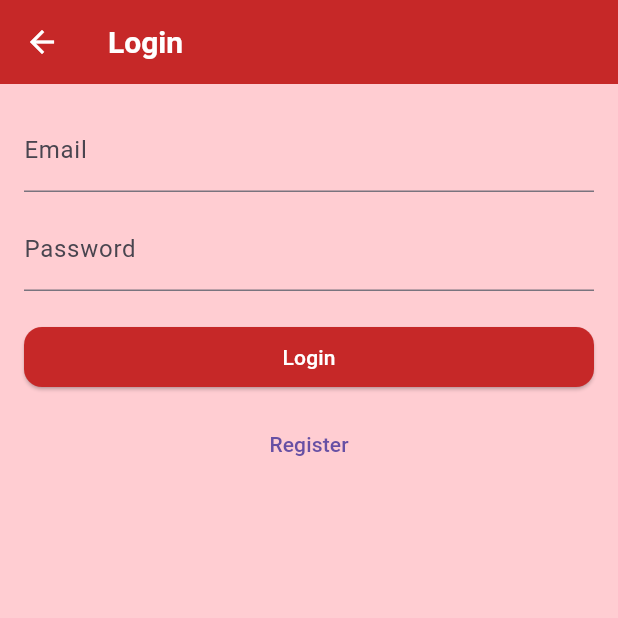
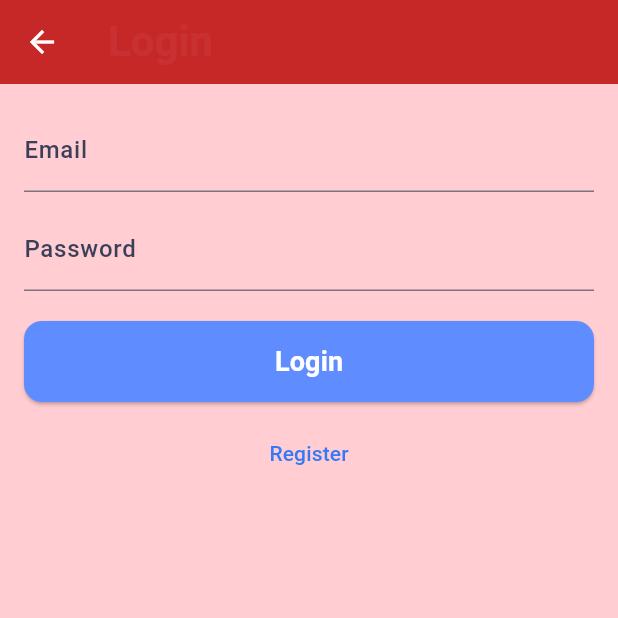
Before and after one commit to danakhairallah/DIY-Project, a Flutter app: the LoginPage screen opened by its route, on a phone screen of 412 x 824 dp, the top half of it. Run offline on Flutter 3.47's test engine with Material 3 defaults, Android fonts, the light colour scheme and no system bars; our stand-ins replace image_picker.

Commit message:
Update login_page.dart

```diff
--- a/lib/screens/login_page.dart
+++ b/lib/screens/login_page.dart
@@ -26,10 +26,10 @@ class _LoginPageState extends State<LoginPage> {
   @override
   Widget build(BuildContext context) {
     final loc = AppLocalizations.of(context)!;
-    final isRtl = Directionality.of(context) == TextDirection.rtl;
+    //final isRtl = Directionality.of(context) == TextDirection.rtl;
 
     return Scaffold(
-      appBar: AppBar(title: Text(loc.translate("login"))),
+      appBar: AppBar(title: Text(loc.translate("login"),style: TextStyle(fontSize: 28,fontWeight: FontWeight.bold,color: Color(0xFF1B1C3),),),),
       body: Padding(
         padding: const EdgeInsets.all(16.0),
         child: Form(
@@ -38,14 +38,16 @@ class _LoginPageState extends State<LoginPage> {
             children: [
               TextFormField(
                 controller: _emailController,
-                decoration: InputDecoration(labelText: loc.translate("email")),
+                decoration: InputDecoration(labelText: loc.translate("email"),
+                labelStyle: TextStyle(fontSize: 16,fontWeight: FontWeight.w500,color: Color(0xFF3C3F58))),
                 validator: (value) =>
                 value!.isEmpty ? loc.translate("required_field") : null,
               ),
               const SizedBox(height: 10),
               TextFormField(
                 controller: _passwordController,
-                decoration: InputDecoration(labelText: loc.translate("password")),
+                decoration: InputDecoration(labelText: loc.translate("password"),
+                    labelStyle: TextStyle(fontSize: 16,fontWeight: FontWeight.w500,color: Color(0xFF3C3F58)),),
                 obscureText: true,
                 validator: (value) =>
                 value!.length < 6 ? loc.translate("password_too_short") : null,
@@ -53,14 +55,28 @@ class _LoginPageState extends State<LoginPage> {
               const SizedBox(height: 20),
               ElevatedButton(
                 onPressed: _submit,
-                child: Text(loc.translate("login")),
+                style: ElevatedButton.styleFrom(
+                  backgroundColor: Color(0xFF5F8DFF),
+                  shape: RoundedRectangleBorder(
+                    borderRadius: BorderRadius.circular(12),
+                  ),
+                  padding: EdgeInsets.symmetric(vertical: 14),
+                ),
+                child: Text(loc.translate("login"),style: TextStyle(fontSize: 18,fontWeight: FontWeight.bold,color: Colors.white),),
+
               ),
               const SizedBox(height: 10),
               TextButton(
                 onPressed: () {
                   Navigator.pushNamed(context, '/register');
+
                 },
-                child: Text(loc.translate("register")),
+                style: TextButton.styleFrom(
+                  side: BorderSide.none,
+                  foregroundColor: Colors.blue,
+                ),
+                child: Text(loc.translate("register"),
+                  style: TextStyle(fontSize: 14,color: Color(0xFF3579F6),),),
               )
             ],
           ),
```
